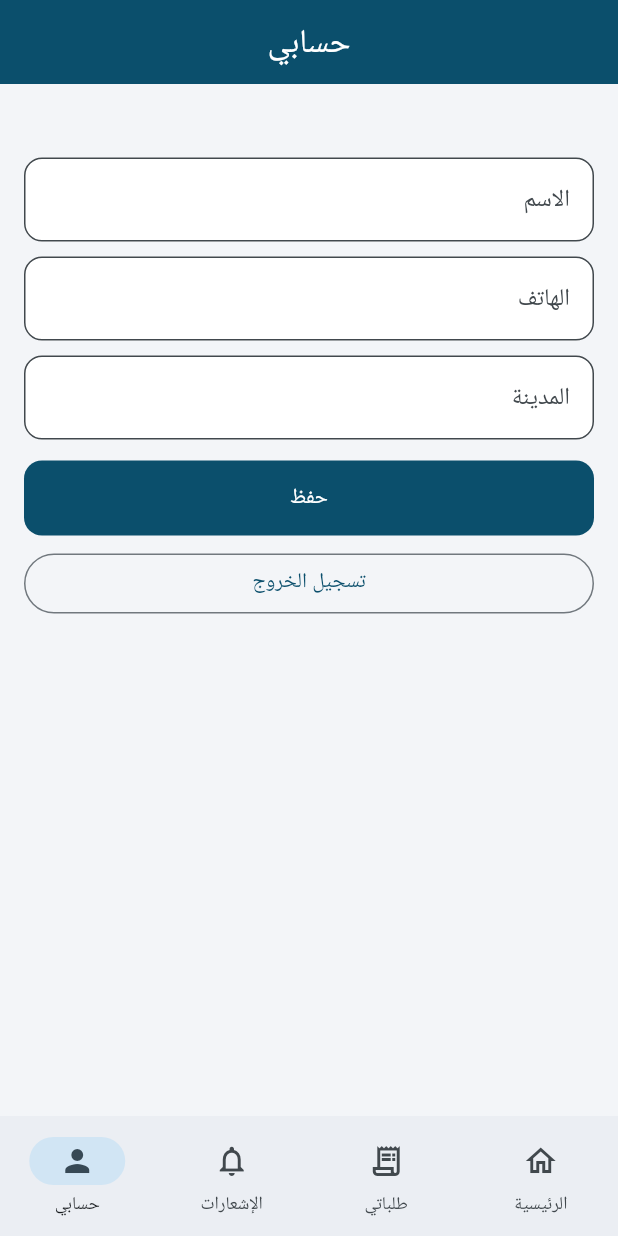
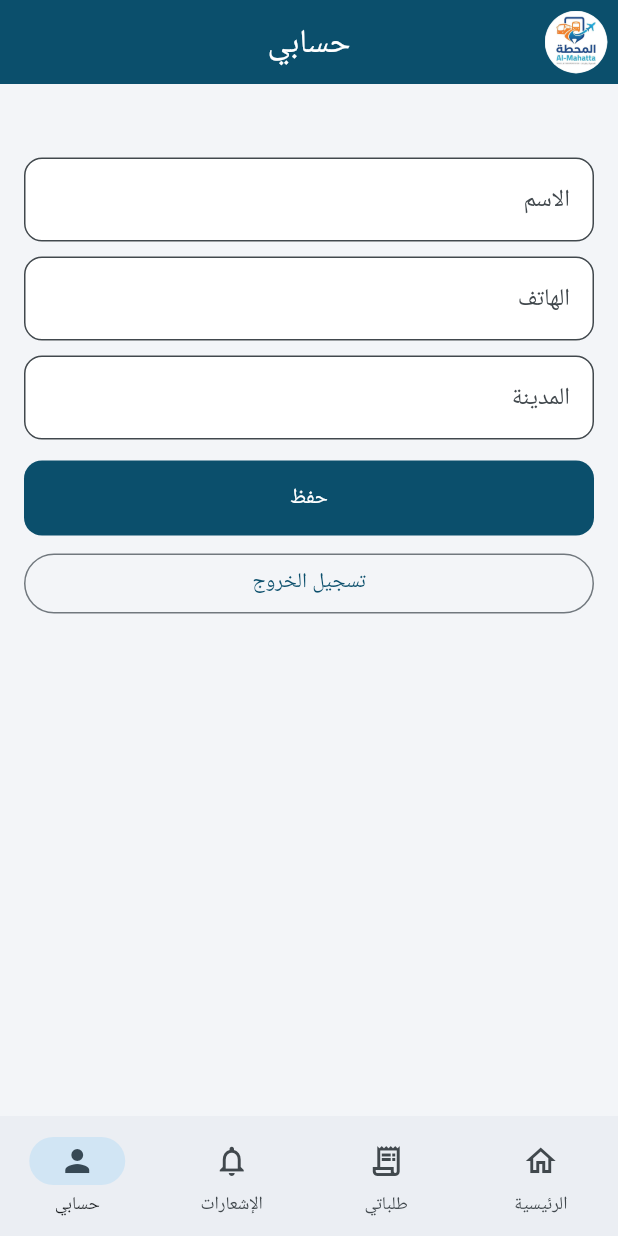
Before and after one commit to tarig09/Al-Flutter, a Flutter app: the screen it shows once a user with an empty profile is signed in, item 4 of the bottom bar chosen, on a phone screen of 412 x 824 dp. Run offline on Flutter 3.47's test engine with Material 3 defaults, Android fonts, the phone set to English and light mode, and no system bars; our stand-ins replace flutter_map, image_picker, latlong2, pdf, qr_flutter, share_plus and 1 more; accounts and stored records are empty.

Commit message:
logo in appbar, trip status

```diff
--- a/lib/home.dart
+++ b/lib/home.dart
@@ -37,7 +37,10 @@ class _HomeShellState extends State<HomeShell> {
   Widget build(BuildContext context) {
     final pages = [const HomePage(), const OrdersPage(), NotificationsPage(onRead: poll), const AccountPage()];
     return Scaffold(
-      appBar: AppBar(title: Text(['المحطة', 'طلباتي', 'الإشعارات', 'حسابي'][tab])),
+      appBar: AppBar(
+        leading: Padding(padding: const EdgeInsets.all(7), child: ClipOval(child: Image.asset('assets/logo.png'))),
+        title: Text(['المحطة', 'طلباتي', 'الإشعارات', 'حسابي'][tab]),
+      ),
       body: pages[tab],
       bottomNavigationBar: NavigationBar(
         selectedIndex: tab,
--- a/lib/sections.dart
+++ b/lib/sections.dart
@@ -55,7 +55,7 @@ class TripsPage extends StatelessWidget {
   Widget build(BuildContext context) => Scaffold(
         appBar: AppBar(title: Text('${agency['name']}')),
         body: Load<List<dynamic>>(
-          sb.from('trips').select().eq('agency_id', agency['id']).eq('active', true).gt('depart_at', DateTime.now().toUtc().toIso8601String()).order('depart_at'),
+          sb.from('trips').select('*, buses(name,plate_no)').eq('agency_id', agency['id']).eq('active', true).gt('depart_at', DateTime.now().toUtc().toIso8601String()).order('depart_at'),
           (d) {
             if (d.isEmpty) return const Empty('لا توجد رحلات متاحة حالياً');
             return ListView(padding: const EdgeInsets.all(16), children: [
@@ -64,7 +64,7 @@ class TripsPage extends StatelessWidget {
                 Card(
                   child: ListTile(
                     title: Text('${t['from_city']}  ←  ${t['to_city']}', style: const TextStyle(fontWeight: FontWeight.bold)),
-                    subtitle: Text('${dt('${t['depart_at']}')}\n${t['bus_type'] ?? ''}'),
+                    subtitle: Text('${dt('${t['depart_at']}')}\n${t['buses'] != null ? '${t['buses']['name']}${t['buses']['plate_no'] != null ? ' • ${t['buses']['plate_no']}' : ''}' : (t['bus_type'] ?? '')}'),
                     isThreeLine: true,
                     trailing: Text(money(t['price'] as num?), style: const TextStyle(color: kPri, fontWeight: FontWeight.bold)),
                     onTap: agency['is_open'] == true ? () => Navigator.push(context, MaterialPageRoute(builder: (_) => SeatsPage(t))) : null,
--- a/lib/services.dart
+++ b/lib/services.dart
@@ -50,7 +50,7 @@ Widget handlerCard(BuildContext ctx, Map<String, dynamic> r) {
 }
 
 /// المخطط الزمني
-Widget timeline(List<String> keys, String status, {Map<String, String>? times}) {
+Widget timeline(List<String> keys, String status, {Map<String, String>? times, Map<String, String>? labels}) {
   final idx = keys.indexOf(status);
   final done = status == keys.last;
   return Card(
@@ -62,7 +62,7 @@ Widget timeline(List<String> keys, String status, {Map<String, String>? times})
             Icon(done || i < idx ? Icons.check_circle : i == idx ? Icons.radio_button_checked : Icons.radio_button_unchecked, color: done || i < idx ? Colors.green : i == idx ? kAcc : Colors.grey),
             const SizedBox(width: 10),
             Expanded(child: Padding(padding: const EdgeInsets.symmetric(vertical: 8), child: Column(crossAxisAlignment: CrossAxisAlignment.start, children: [
-              Text((statusMap[keys[i]]?[0] ?? keys[i]) as String, style: TextStyle(fontWeight: i == idx ? FontWeight.bold : FontWeight.normal)),
+              Text(labels?[keys[i]] ?? (statusMap[keys[i]]?[0] ?? keys[i]) as String, style: TextStyle(fontWeight: i == idx ? FontWeight.bold : FontWeight.normal)),
               if (times?[keys[i]] != null) Text(dt(times![keys[i]]), style: const TextStyle(fontSize: 12, color: Colors.black54)),
             ]))),
           ]),
```
Also changed, not shown: lib/bookings.dart (+6 -1 lines).
